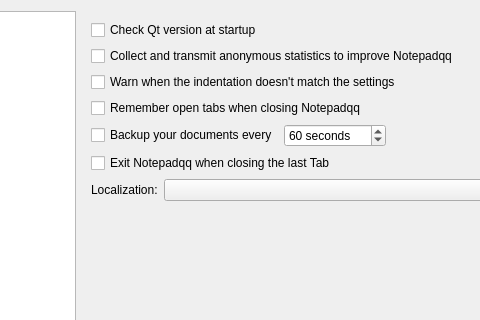
notepadqq/notepadqq, file src/ui/frmpreferences.ui: the form before one commit; both pictures show x 135 to 615 and y 0 to 320 of the 800 by 450 pixel window.
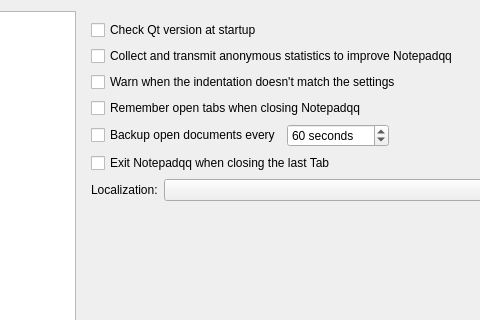
The form after the commit. Icons and pictures are not drawn.

Commit message: Change UI strings. Add tooltip.

What changed in the file:
```diff
--- a/src/ui/frmpreferences.ui
+++ b/src/ui/frmpreferences.ui
@@ -137,7 +137,7 @@
            <item>
             <widget class="QCheckBox" name="chkAutosave">
              <property name="text">
-              <string>Backup your documents every</string>
+              <string>Backup open documents every</string>
              </property>
             </widget>
            </item>
```
Left out of the diff: 3 changed lines with no effect on the pictures.
